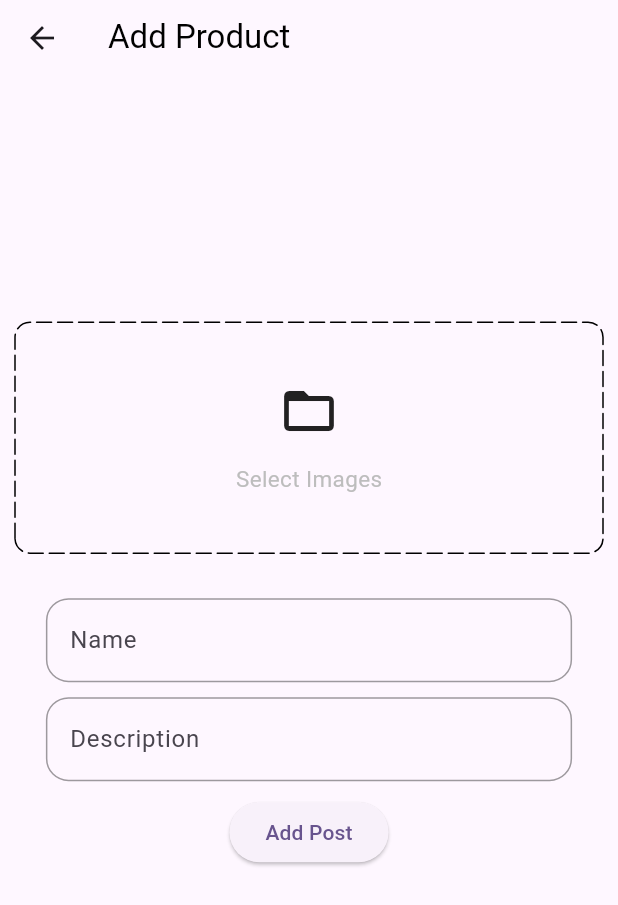
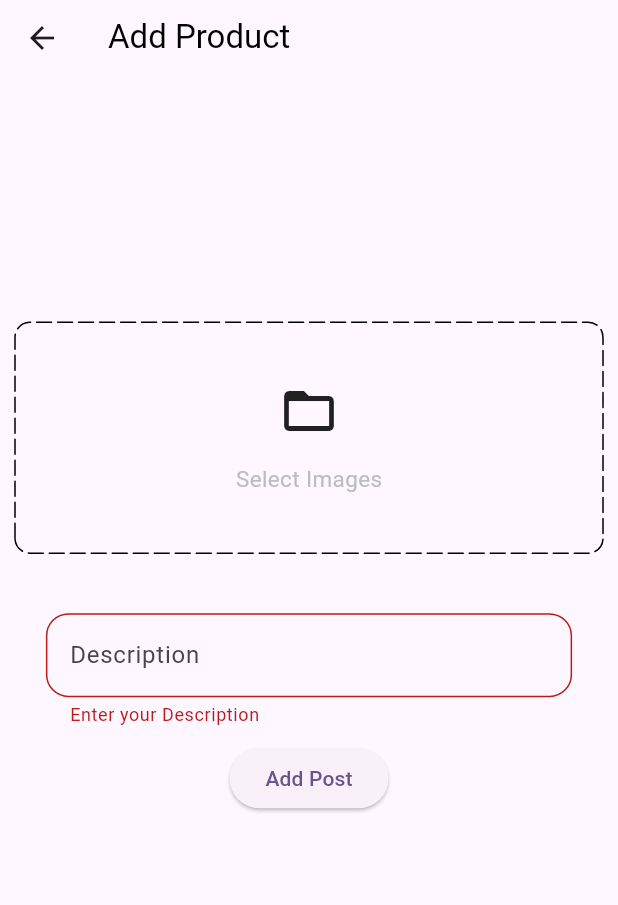
Before and after one commit to Divyanshu050303/instagram_clone, a Flutter app: the AddPost screen opened directly, after a tap on "Add Post", on a phone screen of 412 x 824 dp. Shown: the top 905 px of the screen. Run offline on Flutter 3.47's test engine with Material 3 defaults, Android fonts, the phone set to English and light mode, and no system bars; drawn by our look-alikes of dotted_border; our stand-ins replace carousel_slider, file_picker, shared_preferences, video_player; accounts and stored records are empty.

Commit message:
remove the extra controller and add the backend to upload the post

```diff
--- a/lib/features/add_post/screen/addpostscreen.dart
+++ b/lib/features/add_post/screen/addpostscreen.dart
@@ -4,12 +4,14 @@ import 'package:carousel_slider/carousel_slider.dart';
 import 'package:dotted_border/dotted_border.dart';
 import 'package:flutter/material.dart';
 import 'package:instagram_clone/constant/utils.dart';
+import 'package:instagram_clone/features/add_post/services/add_post_servises.dart';
 
 import '../../../common/widget/custom_textfield.dart';
 
 
 class AddPost extends StatefulWidget {
   static const String routeName = '/add-post';
+
   const AddPost({super.key});
 
   @override
@@ -17,21 +19,26 @@ class AddPost extends StatefulWidget {
 }
 
 class _AddPostState extends State<AddPost> {
-  final TextEditingController productNameController = TextEditingController();
   final TextEditingController descriptionController = TextEditingController();
-  final TextEditingController priceController = TextEditingController();
-  final TextEditingController quantityController = TextEditingController();
-  String category = 'Mobiles';
   List<File> images = [];
   final _addProductFormKey = GlobalKey<FormState>();
+  AddPostServices addPostServices = AddPostServices();
 
   @override
   void dispose() {
     super.dispose();
-    productNameController.dispose();
     descriptionController.dispose();
-    priceController.dispose();
-    quantityController.dispose();
+  }
+
+  void posting() {
+    print("button tapped");
+    if (_addProductFormKey.currentState!.validate() && images.isNotEmpty) {
+      addPostServices.AddPost(context: context,
+          name: "Divyanshu",
+          description: descriptionController.text,
+          like: 0,
+          images: images);
+    }
   }
 
   void selectImages() async {
@@ -43,8 +50,8 @@ class _AddPostState extends State<AddPost> {
 
   @override
   Widget build(BuildContext context) {
-    MediaQueryData mediaQueryData=MediaQuery.of(context);
-    return  Scaffold(
+    MediaQueryData mediaQueryData = MediaQuery.of(context);
+    return Scaffold(
       appBar: PreferredSize(
         preferredSize: const Size.fromHeight(50),
         child: AppBar(
@@ -63,17 +70,18 @@ class _AddPostState extends State<AddPost> {
             padding: const EdgeInsets.symmetric(horizontal: 10.0),
             child: Column(
               children: [
-                  SizedBox(height:mediaQueryData.size.height*0.2),
+                SizedBox(height: mediaQueryData.size.height * 0.2),
                 images.isNotEmpty
                     ? CarouselSlider(
                   items: images.map(
                         (i) {
                       return Builder(
-                        builder: (BuildContext context) => Image.file(
-                          i,
-                          fit: BoxFit.cover,
-                          height: 200,
-                        ),
+                        builder: (BuildContext context) =>
+                            Image.file(
+                              i,
+                              fit: BoxFit.cover,
+                              height: 200,
+                            ),
                       );
                     },
                   ).toList(),
@@ -116,17 +124,13 @@ class _AddPostState extends State<AddPost> {
                   ),
                 ),
                 const SizedBox(height: 30),
-                CustomTextField(
-                  controller: productNameController,
-                  hintText: 'Name',
-                ),
                 const SizedBox(height: 10),
                 CustomTextField(
                   controller: descriptionController,
                   hintText: 'Description',
                 ),
                 const SizedBox(height: 10),
-                 ElevatedButton(onPressed: (){}, child: Text("Add Post"))
+                ElevatedButton(onPressed: posting, child: const Text("Add Post"))
               ],
             ),
           ),
```
